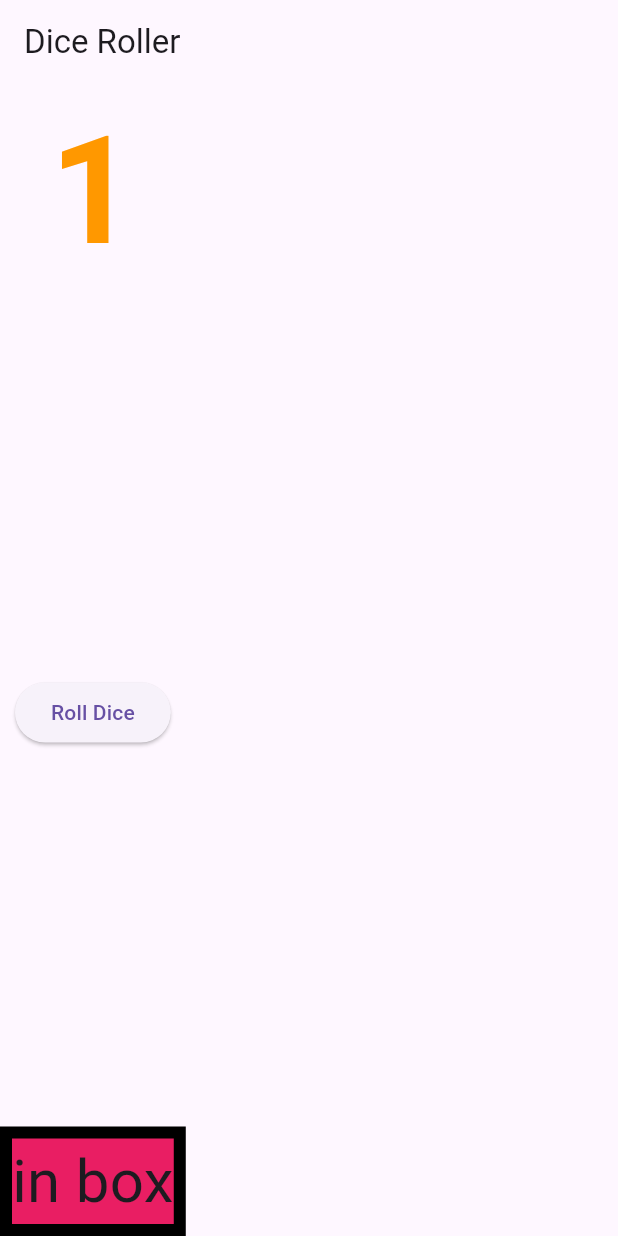
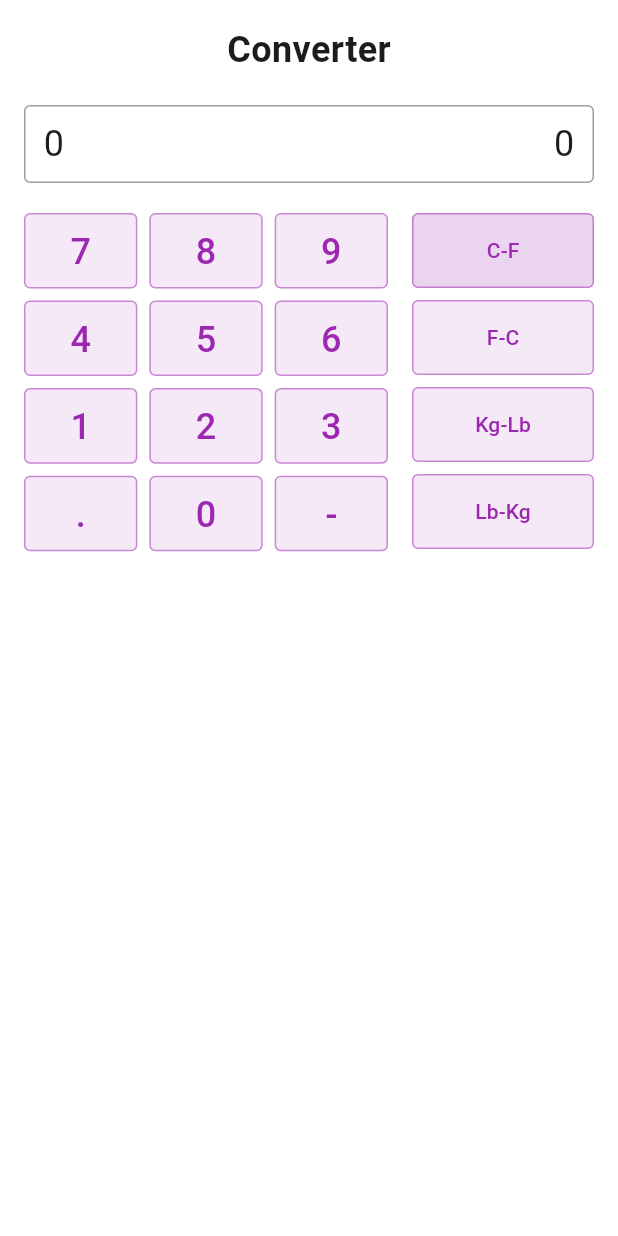
Before and after one commit to eshnagupta/eshna_flutter, a Flutter app: the screen it shows after launch, on a phone screen of 412 x 824 dp. Run offline on Flutter 3.47's test engine with Material 3 defaults, Android fonts, the light colour scheme and no system bars.

Commit message:
converter HW

```diff
--- a/lib/main.dart
+++ b/lib/main.dart
@@ -1,69 +1,224 @@
-//eshna gupta
-import 'dart:math';
-import "package:flutter/material.dart";
+// Eshna Gupta
+// File: Calculator.dart
+
+
+import 'package:flutter/material.dart';
 
 void main() {
-  runApp(DiceRoller());
+  runApp(const Calculator());
 }
 
-class DiceRoller extends StatelessWidget {
-  DiceRoller({super.key});
+class Calculator extends StatelessWidget {
+  const Calculator({super.key});
+
   @override
   Widget build(BuildContext context) {
     return MaterialApp(
-      title: "Dice Roller",
-      home: DiceRollerHome(),
+      title: 'Converter',
+      theme: ThemeData(
+        primarySwatch: Colors.blue,
+        useMaterial3: true,
+      ),
+      home: const CalculatorHome(),
     );
   }
 }
 
-class DiceRollerHome extends StatefulWidget {
+class CalculatorHome extends StatefulWidget {
+  const CalculatorHome({super.key});
+
   @override
-  State<DiceRollerHome> createState() => DiceRollerHomeState();
+  State<CalculatorHome> createState() => _CalculatorHomeState();
 }
 
-class DiceRollerHomeState extends State<DiceRollerHome> {
-  int _diceValue = 1; //init value
+class _CalculatorHomeState extends State<CalculatorHome> {
+  String inputValue = '';
+  String outputValue = '';
+  String selectedConversion = 'C-F';
 
-  void _rollDice() {
+  // Conversion functions
+  double celsiusToFahrenheit(double celsius) {
+    return (celsius * 9/5) + 32;
+  }
+
+  double fahrenheitToCelsius(double fahrenheit) {
+    return (fahrenheit - 32) * 5/9;
+  }
+
+  double kgToLbs(double kg) {
+    return kg * 2.20462;
+  }
+
+  double lbsToKg(double lbs) {
+    return lbs / 2.20462;
+  }
+
+  void onButtonPressed(String value) {
     setState(() {
-      _diceValue = Random().nextInt(6) + 1; //random num generator
+      if (value == 'C') {
+        inputValue = '';
+        outputValue = '';
+      } else {
+        if (value == '.' && inputValue.contains('.')) return;
+        if (value == '-' && inputValue.isNotEmpty) return;
+        inputValue += value;
+
+        // Perform conversion immediately when input changes
+        try {
+          double input = double.parse(inputValue);
+          double result;
+
+          switch (selectedConversion) {
+            case 'C-F':
+              result = celsiusToFahrenheit(input);
+              break;
+            case 'F-C':
+              result = fahrenheitToCelsius(input);
+              break;
+            case 'Kg-Lb':
+              result = kgToLbs(input);
+              break;
+            case 'Lb-Kg':
+              result = lbsToKg(input);
+              break;
+            default:
+              result = 0;
+          }
+
+          outputValue = result.toStringAsFixed(4);
+        } catch (e) {
+          outputValue = '';
+        }
+      }
     });
   }
 
   @override
   Widget build(BuildContext context) {
     return Scaffold(
-      appBar: AppBar(title: const Text("Dice Roller")),
-      body: Column(
-        mainAxisAlignment: MainAxisAlignment.center,
+      body: Container(
+        color: Colors.white,
+        padding: const EdgeInsets.all(16),
+        child: Column(
+          children: [
+            // Title
+            const Text(
+              'Converter',
+              style: TextStyle(fontSize: 24, fontWeight: FontWeight.bold),
+            ),
+            const SizedBox(height: 20),
+
+            // Display area
+            Container(
+              decoration: BoxDecoration(
+                border: Border.all(color: Colors.grey),
+                borderRadius: BorderRadius.circular(4),
+              ),
+              padding: const EdgeInsets.symmetric(horizontal: 12, vertical: 8),
+              child: Row(
+                mainAxisAlignment: MainAxisAlignment.spaceBetween,
                 children: [
                   Text(
-            "$_diceValue",//based on number rolled
-            style: const TextStyle(
-              fontSize: 100,
-              fontWeight: FontWeight.bold,
-              color: Colors.orange,
+                    inputValue.isEmpty ? '0' : inputValue,
+                    style: const TextStyle(fontSize: 24),
+                  ),
+                  Text(
+                    outputValue.isEmpty ? '0' : outputValue,
+                    style: const TextStyle(fontSize: 24),
+                  ),
+                ],
               ),
             ),
-          const Spacer(flex: 1),
-          ElevatedButton(
-            onPressed: _rollDice,//function called
-            child: const Text("Roll Dice"),
+            const SizedBox(height: 20),
+
+            // Main content area with keypad and conversion buttons
+            Row(
+              crossAxisAlignment: CrossAxisAlignment.start,
+              children: [
+                // Numeric keypad
+                Expanded(
+                  flex: 2,
+                  child: GridView.count(
+                    shrinkWrap: true,
+                    crossAxisCount: 3,
+                    childAspectRatio: 1.5,
+                    mainAxisSpacing: 8,
+                    crossAxisSpacing: 8,
+                    children: [
+                      ...['7', '8', '9', '4', '5', '6', '1', '2', '3', '.', '0', '-']
+                          .map((key) => buildButton(key)),
+                    ],
                   ),
-          const Spacer(flex: 1),
-          Container(
-            decoration: BoxDecoration(
-              color: Colors.pink,
-              border: Border.all(width: 8),
                 ),
-            child: const Text(
-              "in box",
-              style: TextStyle(fontSize: 40),
+                const SizedBox(width: 16),
+                // Conversion buttons
+                Expanded(
+                  child: Column(
+                    mainAxisAlignment: MainAxisAlignment.start,
+                    children: [
+                      buildConversionButton('C-F'),
+                      const SizedBox(height: 8),
+                      buildConversionButton('F-C'),
+                      const SizedBox(height: 8),
+                      buildConversionButton('Kg-Lb'),
+                      const SizedBox(height: 8),
+                      buildConversionButton('Lb-Kg'),
+                    ],
                   ),
                 ),
               ],
             ),
+          ],
+        ),
+      ),
+    );
+  }
+
+  Widget buildButton(String text) {
+    return Container(
+      decoration: BoxDecoration(
+        border: Border.all(color: Colors.purple.withOpacity(0.5)),
+        borderRadius: BorderRadius.circular(4),
+        color: Colors.purple.withOpacity(0.1),
+      ),
+      child: TextButton(
+        onPressed: () => onButtonPressed(text),
+        child: Text(
+          text,
+          style: const TextStyle(
+            fontSize: 24,
+            color: Colors.purple,
+          ),
+        ),
+      ),
+    );
+  }
+
+  Widget buildConversionButton(String type) {
+    return Container(
+      width: double.infinity,
+      decoration: BoxDecoration(
+        border: Border.all(color: Colors.purple.withOpacity(0.5)),
+        borderRadius: BorderRadius.circular(4),
+        color: selectedConversion == type
+            ? Colors.purple.withOpacity(0.2)
+            : Colors.purple.withOpacity(0.1),
+      ),
+      child: TextButton(
+        onPressed: () {
+          setState(() {
+            selectedConversion = type;
+            inputValue = '';
+            outputValue = '';
+          });
+        },
+        child: Text(
+          type,
+          style: const TextStyle(
+            color: Colors.purple,
+          ),
+        ),
+      ),
     );
   }
 }
--- a/pubspec.yaml
+++ b/pubspec.yaml
@@ -1,4 +1,4 @@
-name: eshna_flutter
+name: calculator
 description: "A new Flutter project."
 # The following line prevents the package from being accidentally published to
 # pub.dev using `flutter pub publish`. This is preferred for private packages.
@@ -34,6 +34,7 @@ dependencies:
   # The following adds the Cupertino Icons font to your application.
   # Use with the CupertinoIcons class for iOS style icons.
   cupertino_icons: ^1.0.8
+  flutter_bloc: ^9.0.0
 
 dev_dependencies:
   flutter_test:
```
Also changed, not shown: pubspec.lock, 7 other files. Lines whose indentation alone changed are shown as unchanged.
